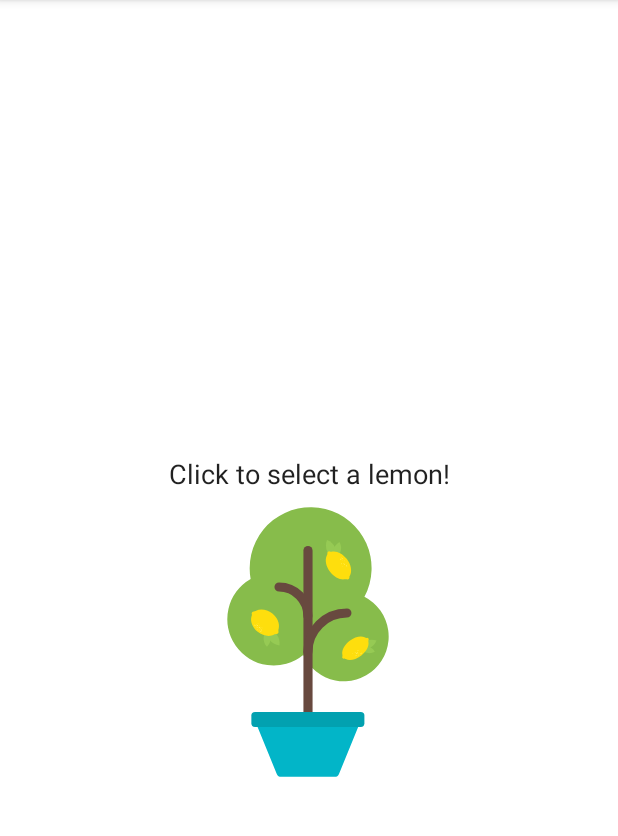
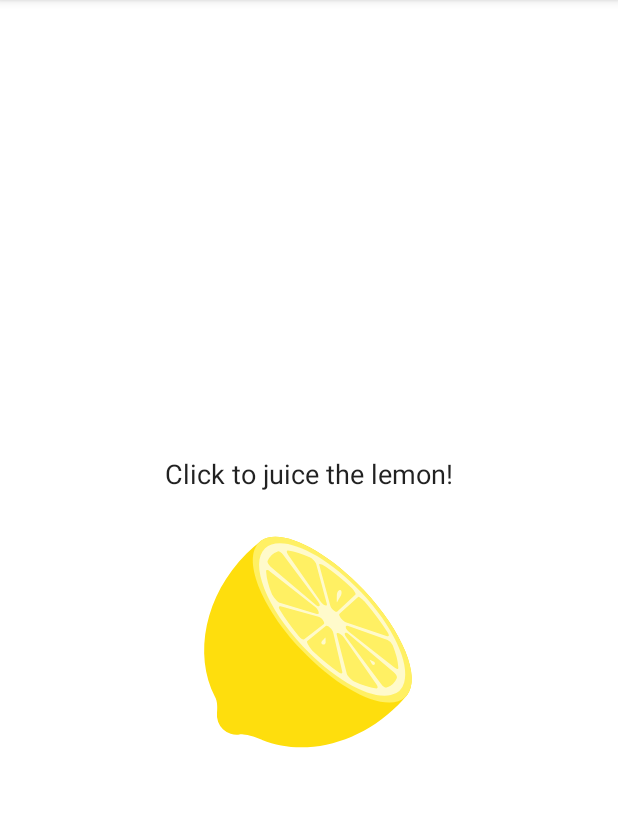
Before and after one commit to ladyincodes/Lemonade, an Android app: the screen it shows after launch (MainActivity), after a tap on an icon or button, on a phone screen of 412 x 824 dp, the part 84-920 px from its top. Run offline under Robolectric (Android 15) with nearby library versions, the phone set to English and light mode, and no system bars.

Commit message:
updated setViewElements()

```diff
--- a/app/src/main/java/com/example/lemonade/MainActivity.kt
+++ b/app/src/main/java/com/example/lemonade/MainActivity.kt
@@ -152,6 +152,28 @@ class MainActivity : AppCompatActivity() {
         // TODO: Additionally, for each state, the lemonImage should be set to the corresponding
         //  drawable from the drawable resources. The drawables have the same names as the strings
         //  but remember that they are drawables, not strings.
+
+        when (lemonadeState) {
+            SELECT -> {
+                textAction.setText(R.string.lemon_select)
+                lemonImage?.setImageResource(R.drawable.lemon_tree)
+            }
+
+            SQUEEZE -> {
+                textAction.setText(R.string.lemon_squeeze)
+                lemonImage?.setImageResource(R.drawable.lemon_squeeze)
+            }
+
+            DRINK -> {
+                textAction.setText(R.string.lemon_drink)
+                lemonImage?.setImageResource(R.drawable.lemon_drink)
+            }
+
+            RESTART -> {
+                textAction.setText(R.string.lemon_empty_glass)
+                lemonImage?.setImageResource(R.drawable.lemon_restart)
+            }
+        }
     }
 
     /**
```
